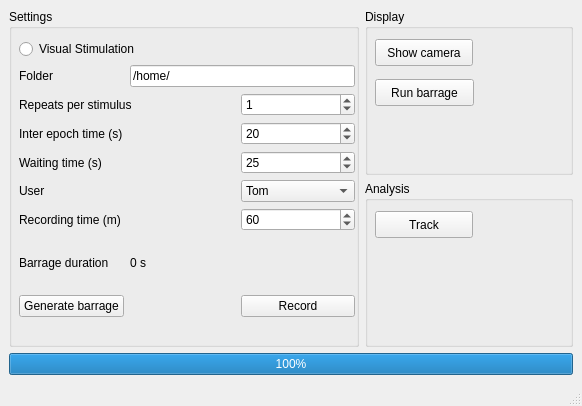
First picture: the form in form/mainwindow.ui, repository dafishcode/rec2track_qt, before the edit.
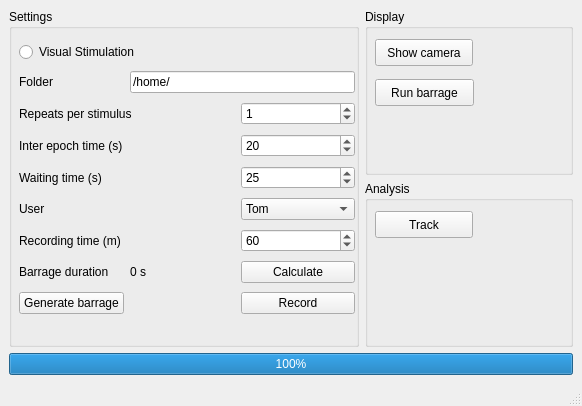
Second picture: the form after the edit.

Commit message: Code check - added button to calc barrage duration

```diff
--- a/form/mainwindow.ui
+++ b/form/mainwindow.ui
@@ -237,6 +237,16 @@
             </property>
            </widget>
           </item>
+          <item row="9" column="2">
+           <widget class="QPushButton" name="btn_CalcDuration">
+            <property name="toolTip">
+             <string>Recalculate Barrage Duration for given options</string>
+            </property>
+            <property name="text">
+             <string>Calculate</string>
+            </property>
+           </widget>
+          </item>
          </layout>
         </widget>
        </widget>
```
Left out of the diff: 7 changed lines with no effect on the pictures. The commit also changes 7 other files.
